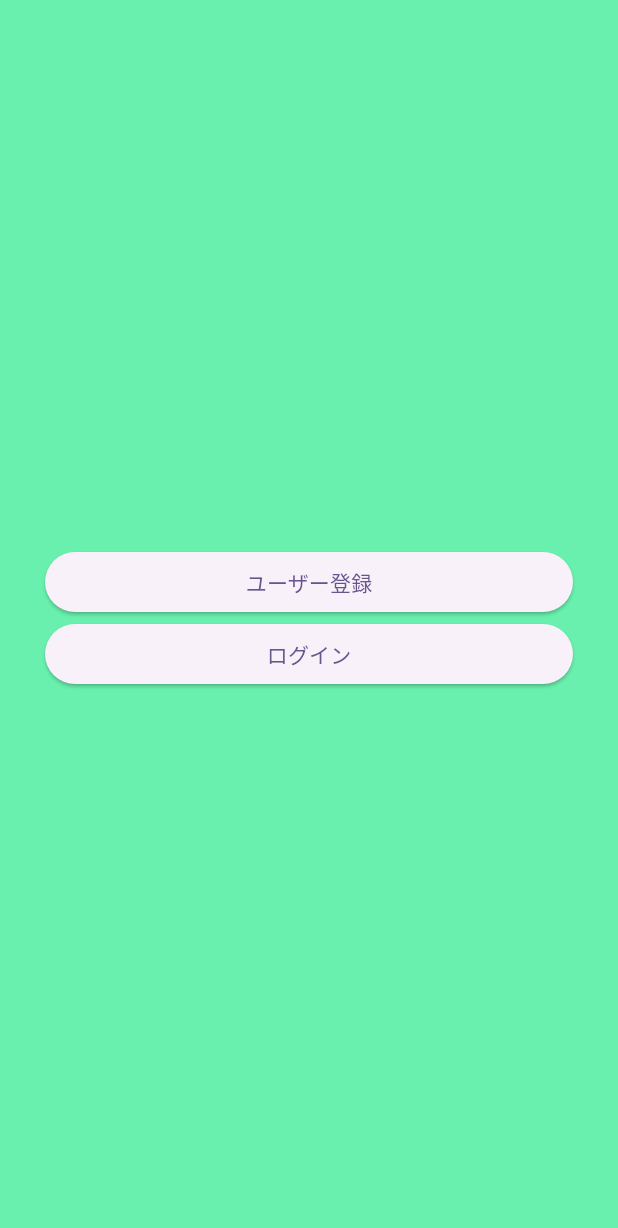
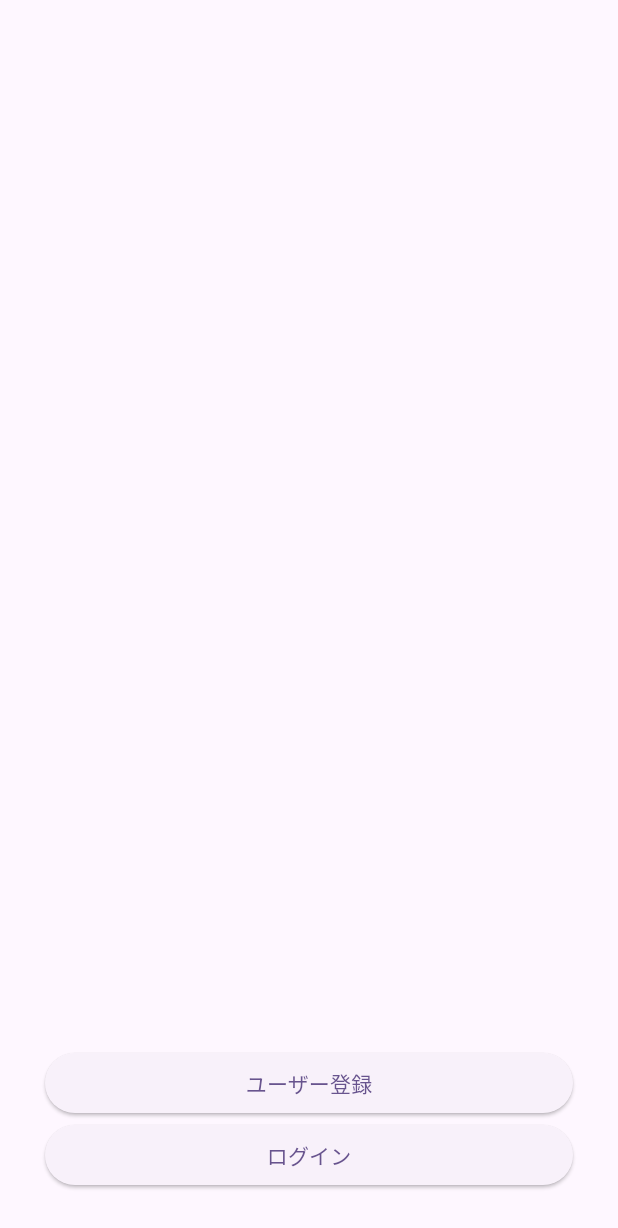
Before and after one commit to ziburi-hiro/todolist, a Flutter app: the screen it shows after launch, on a phone screen of 412 x 824 dp. Shown: the top 1228 px of the screen. Run offline on Flutter 3.47's test engine with Material 2 defaults, Android fonts, the phone set to English and light mode, and no system bars; our stand-ins replace cloud_firestore, firebase_auth, firebase_core; accounts and stored records are empty.

Commit message:
third Commit

```diff
--- a/lib/page/first_page.dart
+++ b/lib/page/first_page.dart
@@ -17,9 +17,8 @@ class _FirstPageState extends State<FirstPage> {
         child: Container(
           width: double.infinity,
           height: double.infinity,
-          color: Colors.greenAccent,
           child: Column(
-            mainAxisAlignment: MainAxisAlignment.center,
+            mainAxisAlignment: MainAxisAlignment.end,
             children: [
               Padding(
                 padding: const EdgeInsets.only(right: 30.0, left: 30.0),
@@ -34,7 +33,7 @@ class _FirstPageState extends State<FirstPage> {
                 ),
               ),
               Padding(
-                padding: const EdgeInsets.only(right: 30.0, left: 30.0),
+                padding: const EdgeInsets.only(right: 30.0, left: 30.0,bottom: 30.0),
                 child: Container(
                   width: double.infinity,
                   child: ElevatedButton(
--- a/lib/page/login_page.dart
+++ b/lib/page/login_page.dart
@@ -1,5 +1,6 @@
 import 'package:firebase_auth/firebase_auth.dart';
 import 'package:flutter/material.dart';
+import 'package:todoapp/page/todolist_page.dart';
 
 class LoginPage extends StatefulWidget {
   const LoginPage({Key? key}) : super(key: key);
@@ -70,6 +71,9 @@ class _LoginPageState extends State<LoginPage> {
                     setState(() {
                       infoText = "ログインOK：${user.email}";
                     });
+                    if (user != null){
+                      Navigator.pushReplacement(context,MaterialPageRoute(builder: (context) => TodoListPage(email:user.email!)));
+                    }
                   }catch (e) {
                     //ログインに失敗した場合
                     setState(() {
```
Also changed, not shown: lib/page/todo_add_page.dart (+24 -1 lines), lib/page/todolist_page.dart (+18 -2 lines).
